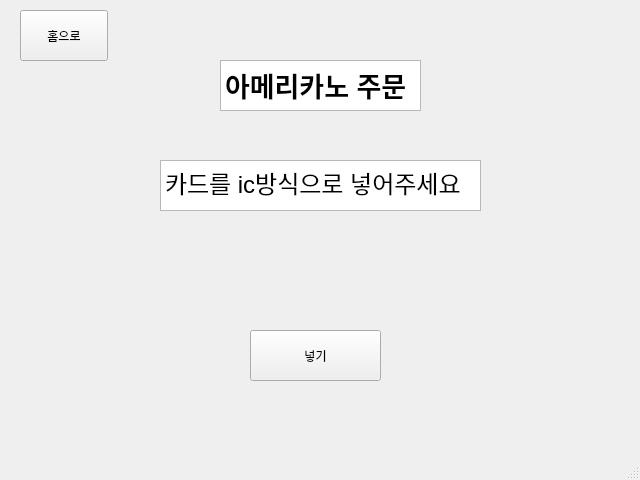
Above: javis_ros2/src/gui_kreacher/gui/order3.ui from addinedu-roscamp-7th/roscamp-repo-2 before the change. Below: the same form after it.
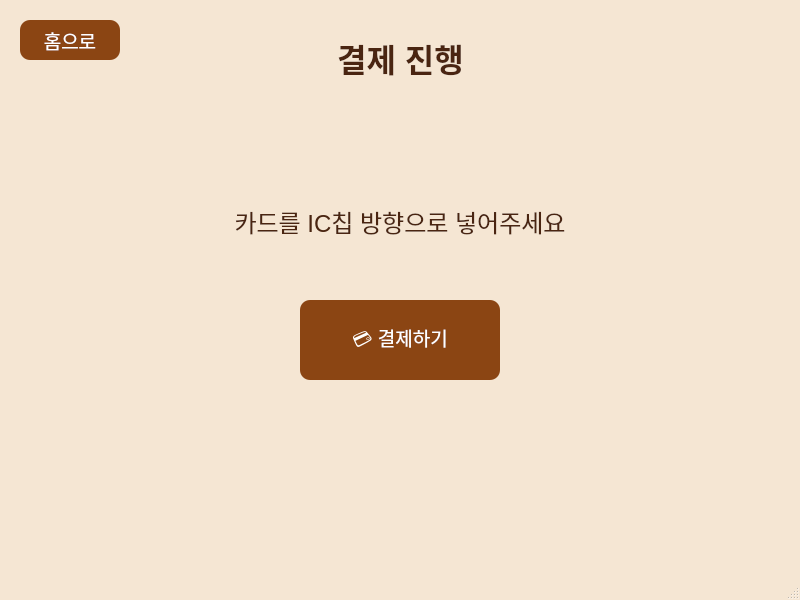
That is the form after the change.

The edit to the form file:
```diff
--- a/javis_ros2/src/gui_kreacher/gui/order3.ui
+++ b/javis_ros2/src/gui_kreacher/gui/order3.ui
@@ -6,38 +6,48 @@
    <rect>
     <x>0</x>
     <y>0</y>
-    <width>640</width>
-    <height>480</height>
+    <width>800</width>
+    <height>600</height>
    </rect>
   </property>
   <property name="windowTitle">
-   <string>MainWindow</string>
+   <string>Kreacher's Cafe - 수량 선택</string>
+  </property>
+  <property name="styleSheet">
+   <string>QMainWindow {
+    background-color: #F5E6D3;
+   }
+   QPushButton {
+    background-color: #8B4513;
+    color: white;
+    border-radius: 10px;
+    font-size: 14pt;
+    padding: 5px;
+   }
+   QPushButton:hover {
+    background-color: #A0522D;
+   }
+   QTextEdit {
+    background: transparent;
+    border: none;
+   }
+   QSpinBox {
+    background-color: white;
+    border: 2px solid #8B4513;
+    border-radius: 5px;
+    padding: 5px;
+    font-size: 14pt;
+    min-width: 100px;
+   }</string>
   </property>
   <widget class="QWidget" name="centralwidget">
-   <widget class="QTextEdit" name="textEdit">
-    <property name="geometry">
-     <rect>
-      <x>220</x>
-      <y>60</y>
-      <width>201</width>
-      <height>51</height>
-     </rect>
-    </property>
-    <property name="html">
-     <string>&lt;!DOCTYPE HTML PUBLIC &quot;-//W3C//DTD HTML 4.0//EN&quot; &quot;http://www.w3.org/TR/REC-html40/strict.dtd&quot;&gt;
-&lt;html&gt;&lt;head&gt;&lt;meta name=&quot;qrichtext&quot; content=&quot;1&quot; /&gt;&lt;style type=&quot;text/css&quot;&gt;
-p, li { white-space: pre-wrap; }
-&lt;/style&gt;&lt;/head&gt;&lt;body style=&quot; font-family:'Ubuntu Sans'; font-size:11pt; font-weight:400; font-style:normal;&quot;&gt;
-&lt;p style=&quot; margin-top:0px; margin-bottom:0px; margin-left:0px; margin-right:0px; -qt-block-indent:0; text-indent:0px;&quot;&gt;&lt;span style=&quot; font-size:20pt; font-weight:600;&quot;&gt;아메리카노 주문&lt;/span&gt;&lt;/p&gt;&lt;/body&gt;&lt;/html&gt;</string>
-    </property>
-   </widget>
    <widget class="QTextEdit" name="textEdit_2">
     <property name="geometry">
      <rect>
-      <x>160</x>
-      <y>160</y>
-      <width>321</width>
-      <height>51</height>
+      <x>200</x>
+      <y>200</y>
+      <width>400</width>
+      <height>60</height>
      </rect>
     </property>
     <property name="html">
@@ -45,35 +55,52 @@
 &lt;html&gt;&lt;head&gt;&lt;meta name=&quot;qrichtext&quot; content=&quot;1&quot; /&gt;&lt;style type=&quot;text/css&quot;&gt;
 p, li { white-space: pre-wrap; }
 &lt;/style&gt;&lt;/head&gt;&lt;body style=&quot; font-family:'Ubuntu Sans'; font-size:11pt; font-weight:400; font-style:normal;&quot;&gt;
-&lt;p style=&quot; margin-top:0px; margin-bottom:0px; margin-left:0px; margin-right:0px; -qt-block-indent:0; text-indent:0px;&quot;&gt;&lt;span style=&quot; font-size:18pt;&quot;&gt;카드를 ic방식으로 넣어주세요&lt;/span&gt;&lt;/p&gt;&lt;/body&gt;&lt;/html&gt;</string>
+&lt;p align=&quot;center&quot; style=&quot; margin-top:0px; margin-bottom:0px; margin-left:0px; margin-right:0px; -qt-block-indent:0; text-indent:0px;&quot;&gt;&lt;span style=&quot; font-family:'Helvetica'; font-size:18pt; color:#4a2511;&quot;&gt;카드를 IC칩 방향으로 넣어주세요&lt;/span&gt;&lt;/p&gt;&lt;/body&gt;&lt;/html&gt;</string>
     </property>
    </widget>
    <widget class="QPushButton" name="pushButton">
     <property name="geometry">
      <rect>
-      <x>250</x>
-      <y>330</y>
-      <width>131</width>
-      <height>51</height>
+      <x>300</x>
+      <y>300</y>
+      <width>200</width>
+      <height>80</height>
      </rect>
     </property>
     <property name="text">
-     <string>넣기</string>
+     <string>💳 결제하기</string>
     </property>
    </widget>
    <widget class="QPushButton" name="pushButton_3">
     <property name="geometry">
      <rect>
       <x>20</x>
-      <y>10</y>
-      <width>88</width>
-      <height>51</height>
+      <y>20</y>
+      <width>100</width>
+      <height>40</height>
      </rect>
     </property>
     <property name="text">
      <string>홈으로</string>
     </property>
    </widget>
+   <widget class="QTextEdit" name="textEdit_3">
+    <property name="geometry">
+     <rect>
+      <x>270</x>
+      <y>30</y>
+      <width>261</width>
+      <height>70</height>
+     </rect>
+    </property>
+    <property name="html">
+     <string>&lt;!DOCTYPE HTML PUBLIC &quot;-//W3C//DTD HTML 4.0//EN&quot; &quot;http://www.w3.org/TR/REC-html40/strict.dtd&quot;&gt;
+&lt;html&gt;&lt;head&gt;&lt;meta name=&quot;qrichtext&quot; content=&quot;1&quot; /&gt;&lt;style type=&quot;text/css&quot;&gt;
+p, li { white-space: pre-wrap; }
+&lt;/style&gt;&lt;/head&gt;&lt;body style=&quot; font-family:'Ubuntu Sans'; font-size:11pt; font-weight:400; font-style:normal;&quot;&gt;
+&lt;p align=&quot;center&quot; style=&quot; margin-top:0px; margin-bottom:0px; margin-left:0px; margin-right:0px; -qt-block-indent:0; text-indent:0px;&quot;&gt;&lt;span style=&quot; font-family:'Helvetica'; font-size:24pt; font-weight:600; color:#4a2511;&quot;&gt;결제 진행&lt;/span&gt;&lt;/p&gt;&lt;/body&gt;&lt;/html&gt;</string>
+    </property>
+   </widget>
   </widget>
   <widget class="QMenuBar" name="menubar">
    <property name="geometry">
```
Left out of the diff: 6 changed lines with no effect on the pictures.
